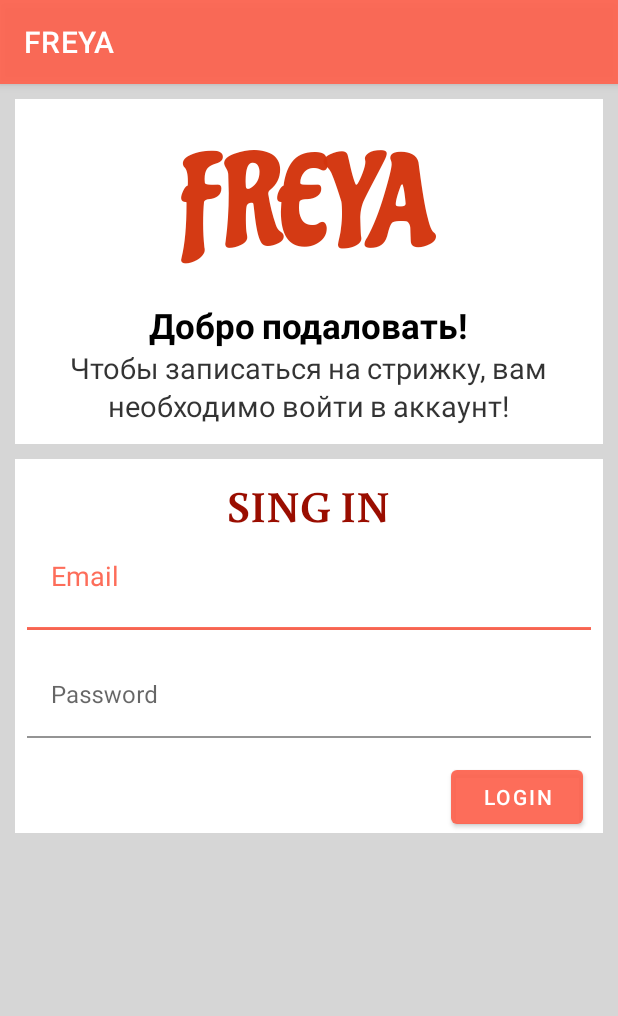
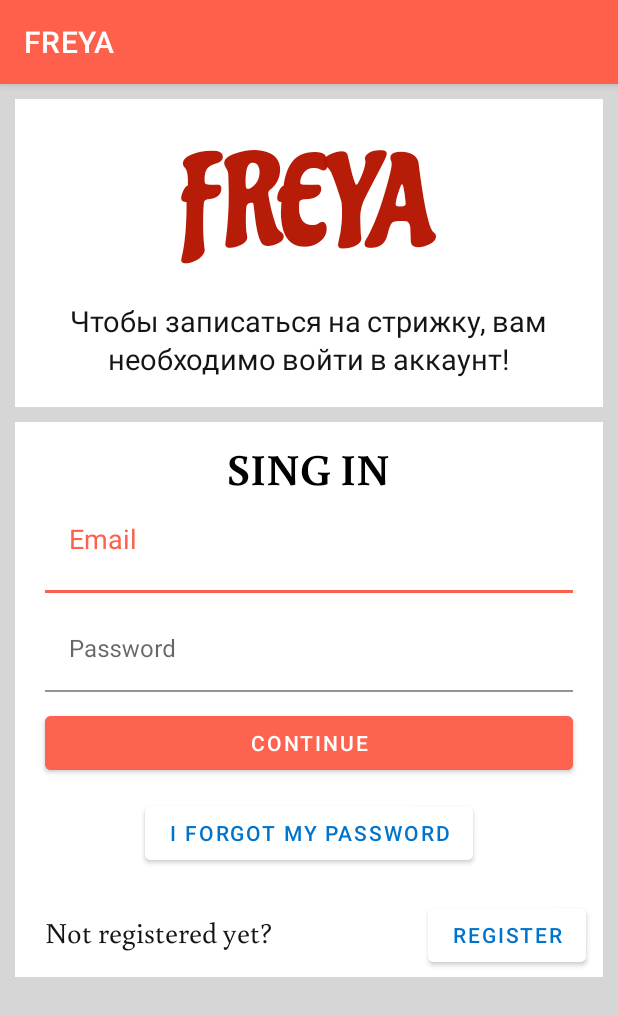
Before and after one commit to NKSnap/FREYA_PROJECT, an Android app: the screen it shows after launch (SingInActivity), on a phone screen of 412 x 824 dp. Shown: the top 1016 px of the screen. Run offline under Robolectric (Android 15) with nearby library versions, the phone set to English and light mode, and no system bars.

Commit message:
Added buttons and set listeners
# Добавили кнопки на экран входа
# Нашли поля ввода и кнопки во фрагменте
# Создали макеты методов для обработки нажатий

```diff
--- a/app/src/main/AndroidManifest.xml
+++ b/app/src/main/AndroidManifest.xml
@@ -2,6 +2,7 @@
 <manifest xmlns:android="http://schemas.android.com/apk/res/android"
     package="com.firstapplication.freya">
 
+    <!-- Comment -->
     <application
         android:allowBackup="true"
         android:icon="@mipmap/ic_launcher"
--- a/app/src/main/java/com/firstapplication/freya/presenter/SingInPresenter.java
+++ /dev/null
@@ -1,4 +0,0 @@
-package com.firstapplication.freya.presenter;
-
-public class SingInPresenter {
-}
--- /dev/null
+++ b/app/src/main/java/com/firstapplication/freya/presenter/signin/SingInPresenter.java
@@ -0,0 +1,4 @@
+package com.firstapplication.freya.presenter.signin;
+
+public class SingInPresenter {
+}
--- a/app/src/main/java/com/firstapplication/freya/repository/SignInDBRepository.java
+++ /dev/null
@@ -1,4 +0,0 @@
-package com.firstapplication.freya.repository;
-
-public interface SignInDBRepository {
-}
--- /dev/null
+++ b/app/src/main/java/com/firstapplication/freya/repository/signin/SignInDBRepository.java
@@ -0,0 +1,4 @@
+package com.firstapplication.freya.repository.signin;
+
+public interface SignInDBRepository {
+}
--- a/app/src/main/java/com/firstapplication/freya/repository/SignInDBRepositoryImpl.java
+++ b/app/src/main/java/com/firstapplication/freya/repository/signin/SignInDBRepositoryImpl.java
@@ -1,4 +1,4 @@
-package com.firstapplication.freya.repository;
+package com.firstapplication.freya.repository.signin;
 
 public class SignInDBRepositoryImpl implements SignInDBRepository {
 }
--- a/app/src/main/java/com/firstapplication/freya/view/signin/fragment/LogInFragment.java
+++ b/app/src/main/java/com/firstapplication/freya/view/signin/fragment/LogInFragment.java
@@ -1,22 +1,83 @@
 package com.firstapplication.freya.view.signin.fragment;
 
+import android.content.Context;
 import android.os.Bundle;
 
+import androidx.annotation.NonNull;
+import androidx.annotation.Nullable;
 import androidx.fragment.app.Fragment;
 
 import android.view.LayoutInflater;
 import android.view.View;
 import android.view.ViewGroup;
+import android.widget.Button;
+import android.widget.EditText;
 
 import com.firstapplication.freya.R;
 
 
-public class LogInFragment extends Fragment {
+public class LogInFragment extends Fragment implements View.OnClickListener {
+
+    Button btnRegister, btnLogin, btnForgotPass;
+    EditText etEmail, etPassword;
+    Context context;
+
+    @Override
+    public void onAttach(@NonNull Context context) {
+        super.onAttach(context);
+        this.context = context;
+    }
 
     @Override
     public View onCreateView(LayoutInflater inflater, ViewGroup container,
                              Bundle savedInstanceState) {
-        // Inflate the layout for this fragment
         return inflater.inflate(R.layout.fragment_log_in, container, false);
     }
+
+    @Override
+    public void onViewCreated(@NonNull View view, @Nullable Bundle savedInstanceState) {
+        super.onViewCreated(view, savedInstanceState);
+
+        etEmail = view.findViewById(R.id.et_log_email);
+        etPassword = view.findViewById(R.id.et_log_password);
+
+        btnRegister = view.findViewById(R.id.btn_not_registered);
+        btnLogin = view.findViewById(R.id.btn_login);
+        btnForgotPass = view.findViewById(R.id.btn_forgot_password);
+
+        btnRegister.setOnClickListener(this);
+        btnLogin.setOnClickListener(this);
+        btnForgotPass.setOnClickListener(this);
+    }
+
+    @Override
+    public void onClick(View v) {
+        int selectId = v.getId();
+        switch (selectId) {
+            case (int) R.id.btn_not_registered:
+                registerNewAccount();
+                break;
+            case (int) R.id.btn_forgot_password:
+                changePassword();
+                break;
+            case (int) R.id.btn_login:
+                String email = etEmail.getText().toString();
+                String password = etPassword.getText().toString();
+                loginUser(email, password);
+                break;
+        }
+    }
+
+    private void changePassword() {
+        // Change password of this User
+    }
+
+    private void loginUser(String email, String password) {
+        // Login this User
+    }
+
+    private void registerNewAccount() {
+        // Open activity for registration
+    }
+
 }
--- a/app/src/main/res/layout/fragment_log_in.xml
+++ b/app/src/main/res/layout/fragment_log_in.xml
@@ -3,13 +3,13 @@
     xmlns:app="http://schemas.android.com/apk/res-auto"
     xmlns:tools="http://schemas.android.com/tools"
     android:layout_width="match_parent"
-    android:layout_height="match_parent"
+    android:layout_height="370dp"
     android:background="@color/white"
     tools:context=".view.signin.fragment.LogInFragment">
 
     <LinearLayout
         android:layout_width="match_parent"
-        android:layout_height="wrap_content"
+        android:layout_height="match_parent"
         android:layout_gravity="center_horizontal"
         android:layout_marginTop="11dp"
         android:orientation="vertical">
@@ -18,10 +18,10 @@
             android:layout_width="wrap_content"
             android:layout_height="wrap_content"
             android:layout_gravity="center_horizontal"
+            android:fontFamily="@font/buenard_bold"
             android:text="@string/sign_in"
-            android:textSize="29sp"
-            android:fontFamily="@font/buenard_bold"
-            android:textColor="#9A0D00"/>
+            android:textColor="@color/black"
+            android:textSize="29sp" />
 
         <com.google.android.material.textfield.TextInputLayout
             android:layout_width="match_parent"
@@ -32,13 +32,12 @@
                 android:id="@+id/et_log_email"
                 android:layout_width="match_parent"
                 android:layout_height="wrap_content"
-                android:layout_marginStart="8dp"
+                android:layout_marginStart="20dp"
                 android:layout_marginTop="8dp"
-                android:layout_marginEnd="8dp"
-                android:layout_marginBottom="8dp"
+                android:layout_marginEnd="20dp"
+                android:layout_marginBottom="2dp"
                 android:background="@color/white"
                 android:hint="@string/hint_email" />
-
         </com.google.android.material.textfield.TextInputLayout>
 
         <com.google.android.material.textfield.TextInputLayout
@@ -50,10 +49,10 @@
                 android:id="@+id/et_log_password"
                 android:layout_width="match_parent"
                 android:layout_height="wrap_content"
-                android:layout_marginStart="8dp"
+                android:layout_marginStart="20dp"
                 android:layout_marginTop="8dp"
-                android:layout_marginEnd="8dp"
-                android:layout_marginBottom="8dp"
+                android:layout_marginEnd="20dp"
+                android:layout_marginBottom="2dp"
                 android:background="@color/white"
                 android:hint="@string/hint_password" />
 
@@ -61,13 +60,46 @@
 
         <Button
             android:id="@+id/btn_login"
+            android:layout_width="match_parent"
+            android:layout_height="wrap_content"
+            android:layout_gravity="center_horizontal"
+            android:layout_marginStart="20dp"
+            android:layout_marginTop="8dp"
+            android:layout_marginEnd="20dp"
+            android:backgroundTint="#EDFD624E"
+            android:text="@string/button_login" />
+
+        <Button
+            android:id="@+id/btn_forgot_password"
             android:layout_width="wrap_content"
             android:layout_height="wrap_content"
-            android:text="@string/button_login"
-            android:layout_gravity="end"
-            android:layout_marginTop="7dp"
-            android:layout_marginEnd="13dp"/>
+            android:layout_gravity="center_horizontal"
+            android:layout_marginTop="12dp"
+            android:backgroundTint="@color/white"
+            android:text="@string/button_forgot_password"
+            android:textColor="@color/btn_blue" />
 
+        <LinearLayout
+            android:layout_width="match_parent"
+            android:layout_height="wrap_content"
+            android:layout_marginTop="20dp"
+            android:orientation="horizontal">
+
+            <TextView
+                style="@style/info_text"
+                android:layout_width="wrap_content"
+                android:layout_height="wrap_content"
+                android:layout_marginStart="20dp"
+                android:text="@string/text_not_registered" />
+
+            <Button
+                android:id="@+id/btn_not_registered"
+                android:layout_width="wrap_content"
+                android:layout_height="wrap_content"
+                android:layout_marginStart="103dp"
+                android:backgroundTint="@color/white"
+                android:text="@string/button_not_registered"
+                android:textColor="@color/btn_blue" />
+        </LinearLayout>
     </LinearLayout>
-
 </FrameLayout>
--- a/app/src/main/res/layout/fragment_sing_in_freya.xml
+++ b/app/src/main/res/layout/fragment_sing_in_freya.xml
@@ -2,7 +2,7 @@
 <FrameLayout xmlns:android="http://schemas.android.com/apk/res/android"
     xmlns:tools="http://schemas.android.com/tools"
     android:layout_width="match_parent"
-    android:layout_height="230dp"
+    android:layout_height="205dp"
     android:background="@color/white"
     tools:context=".view.signin.fragment.SingInFreyaFragment">
 
@@ -11,10 +11,10 @@
         android:layout_height="wrap_content"
         android:layout_gravity="center_horizontal"
         android:layout_marginTop="20dp"
-        android:layout_marginBottom="10dp"
+        android:layout_marginBottom="20dp"
         android:fontFamily="@font/chicle"
         android:text="@string/sign_in_freya"
-        android:textColor="#F7D3340C"
+        android:textColor="@color/freya"
         android:textSize="83sp" />
 
     <LinearLayout
@@ -23,15 +23,6 @@
         android:layout_gravity="center_horizontal"
         android:layout_marginTop="135dp"
         android:orientation="vertical" >
-
-        <TextView
-            android:layout_width="wrap_content"
-            android:layout_height="wrap_content"
-            android:layout_gravity="center"
-            android:fontFamily="@font/buenard_bold"
-            android:textColor="@color/black"
-            android:textSize="23sp"
-            android:text="@string/sing_in_welcome"/>
 
         <TextView
             style="@style/info_text"
--- a/app/src/main/res/values/colors.xml
+++ b/app/src/main/res/values/colors.xml
@@ -7,4 +7,9 @@
     <color name="teal_700">#FF018786</color>
     <color name="black">#FF000000</color>
     <color name="white">#FFFFFFFF</color>
+
+    <color name="title">#FF604C</color>
+    <color name="btn_blue">#0074CC</color>
+    <color name="freya">#F7B41500</color>
+
 </resources>
--- a/app/src/main/res/values/strings.xml
+++ b/app/src/main/res/values/strings.xml
@@ -10,6 +10,9 @@
     <string name="hint_email">Email</string>
     <string name="hint_password">Password</string>
     <string name="sign_in">SING IN</string>
-    <string name="button_login">LOGIN</string>
+    <string name="button_login">CONTINUE</string>
+    <string name="text_not_registered">Not registered yet?</string>
+    <string name="button_not_registered">REGISTER</string>
+    <string name="button_forgot_password">I FORGOT MY PASSWORD</string>
 
 </resources>
--- a/app/src/main/res/values/styles.xml
+++ b/app/src/main/res/values/styles.xml
@@ -3,7 +3,7 @@
 
     <style name="info_text">
         <item name="android:textSize">19sp</item>
-        <item name="android:textColor">#CC000000</item>
+        <item name="android:textColor">#EB000000</item>
         <item name="android:fontFamily">@font/buenard_regular</item>
     </style>
 
--- a/app/src/main/res/values/themes.xml
+++ b/app/src/main/res/values/themes.xml
@@ -2,7 +2,7 @@
     <!-- Base application theme. -->
     <style name="Theme.FREYA" parent="Theme.MaterialComponents.DayNight.DarkActionBar">
         <!-- Primary brand color. -->
-        <item name="colorPrimary">#EDFD624E</item>
+        <item name="colorPrimary">@color/title</item>
         <item name="colorPrimaryVariant">@color/purple_700</item>
         <item name="colorOnPrimary">@color/white</item>
         <!-- Secondary brand color. -->
```
